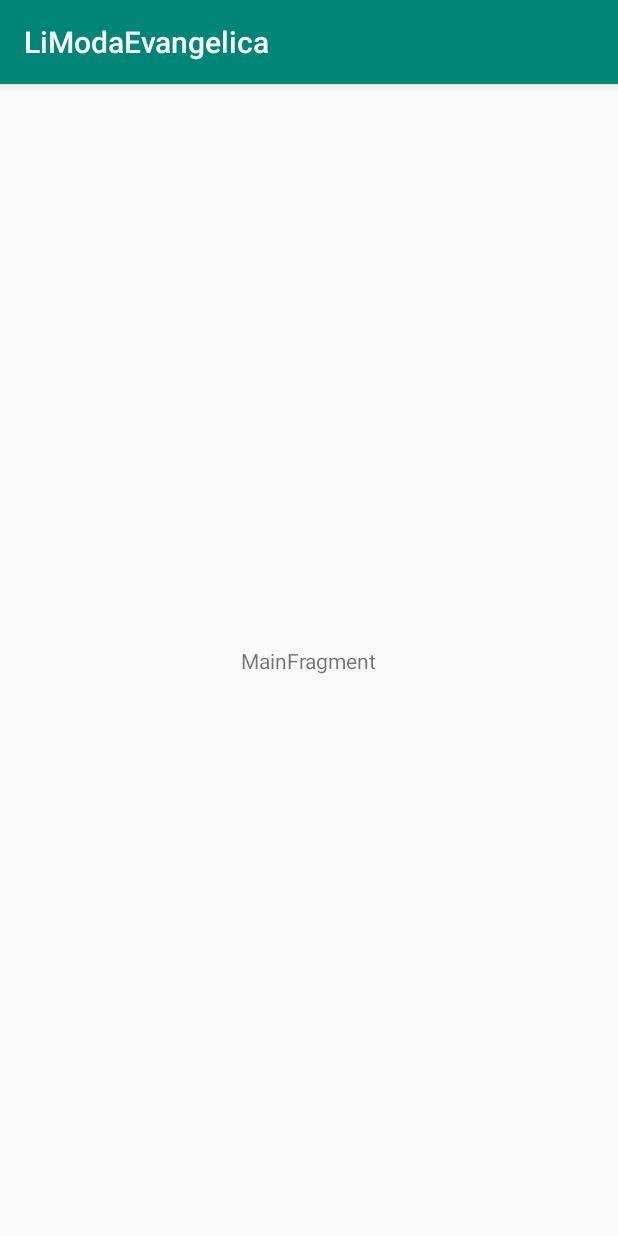
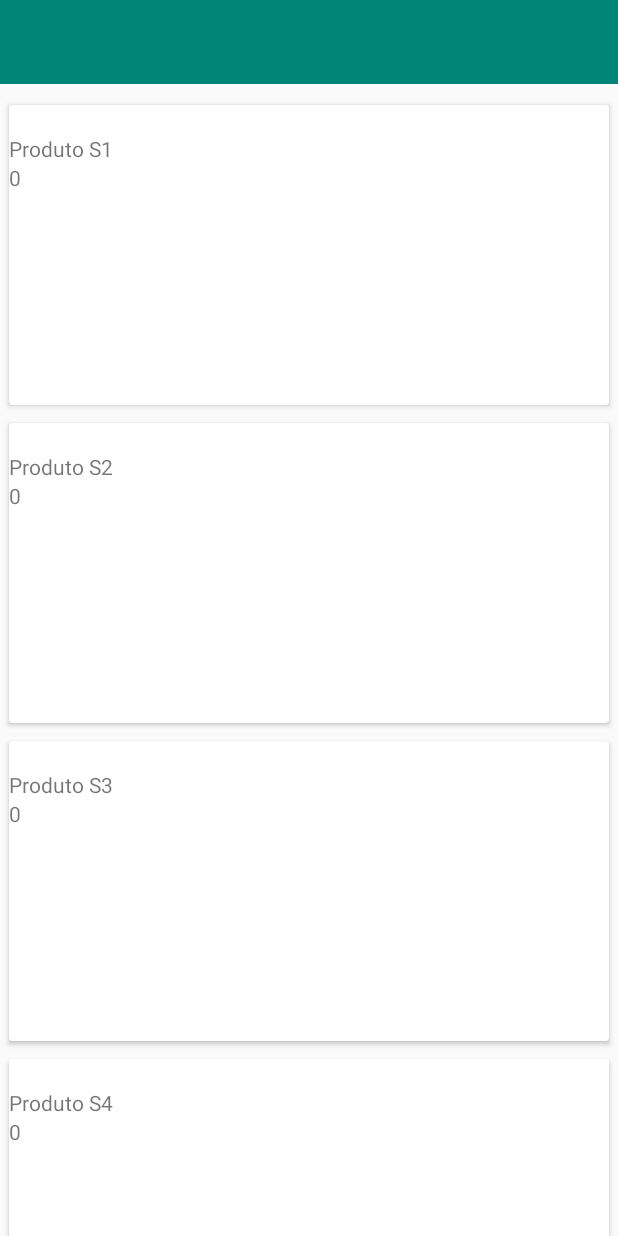
Before and after one commit to cledsonAlves/limodaevangelica, an Android app: the screen it shows after launch (MainActivity), on a phone screen of 412 x 824 dp. Run offline under Robolectric (Android 15) with nearby library versions, the phone set to English and light mode, and no system bars.

Commit message:
update with kotlin

```diff
--- a/app/build.gradle
+++ b/app/build.gradle
@@ -31,4 +31,7 @@ dependencies {
     testImplementation 'junit:junit:4.12'
     androidTestImplementation 'com.android.support.test:runner:1.0.2'
     androidTestImplementation 'com.android.support.test.espresso:espresso-core:3.0.2'
+    implementation 'com.android.support:recyclerview-v7:27.1.1'
+    implementation 'com.android.support:cardview-v7:27.1.1'
+    implementation 'com.squareup.picasso:picasso:2.5.2'
 }
--- a/app/src/main/java/br/com/limodaevangelica/MainActivity.kt
+++ b/app/src/main/java/br/com/limodaevangelica/MainActivity.kt
@@ -1,19 +1,43 @@
 package br.com.limodaevangelica
 
-import android.support.v7.app.AppCompatActivity
 import android.os.Bundle
-import br.com.limodaevangelica.ui.main.MainFragment
+import android.support.v7.widget.DefaultItemAnimator
+import android.support.v7.widget.LinearLayoutManager
+import br.com.limodaevangelica.activity.BaseActivity
+import br.com.limodaevangelica.adapter.ProdutoAdapter
+import br.com.limodaevangelica.domain.ProdutoService
+import br.com.limodaevangelica.extensions.toast
+import br.com.limodaevangelica.model.Produto
+import kotlinx.android.synthetic.main.main_activity.*
 
-class MainActivity : AppCompatActivity() {
+
+class MainActivity : BaseActivity() {
+    private var produtos = listOf<Produto>()
 
     override fun onCreate(savedInstanceState: Bundle?) {
         super.onCreate(savedInstanceState)
         setContentView(R.layout.main_activity)
-        if (savedInstanceState == null) {
-            supportFragmentManager.beginTransaction()
-                .replace(R.id.container, MainFragment.newInstance())
-                .commitNow()
-        }
+
+        // recyclerview
+        recylerView.layoutManager = LinearLayoutManager(context)
+        recylerView.itemAnimator = DefaultItemAnimator()
+        recylerView.setHasFixedSize(true)
+
+
+    }
+
+    override fun onResume() {
+        super.onResume()
+        taskProduto()
+    }
+
+    private fun taskProduto() {
+        //busca os produtos
+        this.produtos = ProdutoService.getProdutos(context)
+        recylerView.adapter = ProdutoAdapter(produtos,
+            { produto: Produto ->
+                toast("@clicou no produto ${produto.descricao}")
+            })
     }
 
 }
--- /dev/null
+++ b/app/src/main/java/br/com/limodaevangelica/activity/BaseActivity.kt
@@ -0,0 +1,8 @@
+package br.com.limodaevangelica.activity
+
+import android.content.Context
+import android.support.v7.app.AppCompatActivity
+
+open class BaseActivity: AppCompatActivity(){
+    protected  val context: Context get() = this
+}
--- /dev/null
+++ b/app/src/main/java/br/com/limodaevangelica/adapter/ProdutoAdapter.kt
@@ -0,0 +1,50 @@
+package br.com.limodaevangelica.adapter
+
+import android.support.v7.widget.RecyclerView
+import android.view.LayoutInflater
+import android.view.View
+import android.view.ViewGroup
+import android.widget.TextView
+import br.com.limodaevangelica.R
+import br.com.limodaevangelica.model.Produto
+import kotlinx.android.synthetic.main.adapter_produto.view.*
+
+
+class ProdutoAdapter(
+
+    val produto: List<Produto>,
+    val onClick: (Produto) -> Unit
+) :
+    RecyclerView.Adapter<ProdutoAdapter.ProdutosViewHolder>() {
+
+    // viewHolder com as views
+    class ProdutosViewHolder(view: View) : RecyclerView.ViewHolder(view) {
+        // views do layout
+        var tcodigo = view.findViewById<TextView>(R.id.codigo)
+        var tdescricao = view.findViewById<TextView>(R.id.descricao)
+        var tpreco = view.findViewById<TextView>(R.id.preco)
+        var cardView = view.findViewById<View>(R.id.card_view)
+
+    }
+
+    override fun getItemCount() = this.produto.size
+    override fun onCreateViewHolder(parent: ViewGroup, viewType: Int): ProdutosViewHolder {
+        val view = LayoutInflater.from(parent.context).inflate(R.layout.adapter_produto, parent, false)
+        val holder = ProdutosViewHolder(view)
+        return holder
+    }
+
+    override fun onBindViewHolder(holder: ProdutosViewHolder, position: Int) {
+        val produto = produto[position]
+        val view = holder.itemView
+
+         holder.tcodigo.text = ""
+         holder.tdescricao.text = produto.descricao
+         holder.tpreco.text =  Integer.toString(produto.codigo)
+
+
+
+        holder.itemView.setOnClickListener { onClick(produto) }
+    }
+
+}
--- /dev/null
+++ b/app/src/main/java/br/com/limodaevangelica/domain/ProdutoService.kt
@@ -0,0 +1,20 @@
+package br.com.limodaevangelica.domain
+
+import android.content.Context
+import br.com.limodaevangelica.model.Produto
+
+class ProdutoService{
+    companion  object{
+        fun getProdutos(context: Context): List<Produto>{
+            val produtos = mutableListOf<Produto>()
+            //
+            for (i in 1..20){
+                val p = Produto()
+                p.descricao = "Produto S${i}"
+                p.preco = 0.45
+                produtos.add(p)
+            }
+            return produtos
+        }
+    }
+}
--- /dev/null
+++ b/app/src/main/java/br/com/limodaevangelica/extensions/Estension.kt
@@ -0,0 +1,52 @@
+package br.com.limodaevangelica.extensions
+
+
+import android.app.Activity
+import android.support.annotation.IdRes
+import android.support.annotation.StringRes
+import android.support.v4.app.Fragment
+import android.support.v7.app.ActionBar
+import android.support.v7.app.AppCompatActivity
+import android.support.v7.widget.Toolbar
+import android.view.View
+import android.widget.Toast
+
+    // mostra um toast
+    fun Activity.toast(message: CharSequence, length: Int = Toast.LENGTH_SHORT) =
+        Toast.makeText(this, message, length).show()
+
+    fun Activity.toast(@StringRes message: Int, length: Int = Toast.LENGTH_SHORT) =
+        Toast.makeText(this, message, length).show()
+
+
+    // Configura o toolbar
+    fun AppCompatActivity.setupToolbar(
+        @IdRes id: Int, title: String? = null,
+        upNavigation: Boolean = false
+    ): ActionBar {
+        val toolbar = findViewById<Toolbar>(id)
+        setSupportActionBar(toolbar)
+        if (title != null) {
+            supportActionBar?.title = title
+        }
+        supportActionBar?.setDisplayHomeAsUpEnabled(upNavigation)
+        return supportActionBar!!
+    }
+
+    // Adciona o fragment ao layout
+    fun AppCompatActivity.addFragment(@IdRes layoutId: Int, fragment: Fragment){
+       fragment.arguments = intent.extras
+        val ft = supportFragmentManager.beginTransaction()
+        ft.add(layoutId, fragment)
+        ft.commit()
+    }
+
+// findViewById + setOnclickListener
+fun AppCompatActivity.onClick(@IdRes viewId: Int, onClick: (v: android.view.View?) -> Unit) {
+    val view = findViewById<View>(viewId)
+    view.setOnClickListener {
+        onClick(it)
+    }
+
+
+}
--- /dev/null
+++ b/app/src/main/java/br/com/limodaevangelica/model/Produto.kt
@@ -0,0 +1,17 @@
+package br.com.limodaevangelica.model
+
+class Produto() {
+
+    var codigo: Int = 0
+    var descricao: String = ""
+    var preco: Double = 0.0
+    var foto: String = ""
+
+    init {
+        this.codigo = 0
+        this.descricao = ""
+        this.preco = 0.0
+        this.foto = ""
+
+    }
+}
--- /dev/null
+++ b/app/src/main/java/br/com/limodaevangelica/ui/main/Automovel.kt
@@ -0,0 +1,5 @@
+package br.com.limodaevangelica.ui.main
+
+open class Automovel (){
+
+}
--- /dev/null
+++ b/app/src/main/java/br/com/limodaevangelica/ui/main/Carro.kt
@@ -0,0 +1,7 @@
+package br.com.limodaevangelica.ui.main
+
+class Carro : Automovel(){
+    var nome:String = "CLEDSON"
+    var modelo:Int = 2019
+
+}
--- /dev/null
+++ b/app/src/main/res/layout/adapter_produto.xml
@@ -0,0 +1,44 @@
+<?xml version="1.0" encoding="utf-8"?>
+<android.support.v7.widget.CardView
+        android:id="@+id/card_view"
+        xmlns:android="http://schemas.android.com/apk/res/android"
+        xmlns:app="http://schemas.android.com/apk/res-auto"
+        android:layout_width="match_parent"
+        android:layout_height="wrap_content"
+        android:layout_margin="6dp"
+        app:cardPreventCornerOverlap="false"
+        app:cardUseCompatPadding="false"
+        app:cardCornerRadius="2dp"
+        android:foreground="?attr/selectableItemBackground"
+
+>
+    <LinearLayout
+            android:layout_width="match_parent"
+            android:layout_height="200dp"
+            android:orientation="vertical">
+
+        <TextView
+            android:id="@+id/codigo"
+            android:layout_height="wrap_content"
+            android:layout_width="wrap_content"
+            android:text="11000"/>
+
+        <TextView
+                android:id="@+id/descricao"
+                android:layout_height="wrap_content"
+                android:layout_width="wrap_content"
+                android:text="SAIA JOYALY"/>
+
+        <TextView
+                android:id="@+id/preco"
+                android:layout_height="wrap_content"
+                android:layout_width="wrap_content"
+                android:text="R$ 129.90"/>
+
+
+    </LinearLayout>
+
+
+
+
+</android.support.v7.widget.CardView>
--- a/app/src/main/res/layout/main_activity.xml
+++ b/app/src/main/res/layout/main_activity.xml
@@ -1,8 +1,24 @@
 <?xml version="1.0" encoding="utf-8"?>
-<FrameLayout
+<android.support.constraint.ConstraintLayout
         xmlns:android="http://schemas.android.com/apk/res/android"
-        xmlns:tools="http://schemas.android.com/tools"
-        android:id="@+id/container"
+        xmlns:app="http://schemas.android.com/apk/res-auto" xmlns:tools="http://schemas.android.com/tools"
+        android:id="@+id/main"
         android:layout_width="match_parent"
         android:layout_height="match_parent"
-        tools:context=".MainActivity"/>
+        tools:context=".ui.main.MainFragment">
+
+    <include layout="@layout/toolbar" android:id="@+id/include">
+    </include>
+
+
+    <android.support.v7.widget.RecyclerView
+            android:layout_width="match_parent"
+            android:layout_height="wrap_content"
+            android:id="@+id/recylerView"
+
+
+            android:layout_marginTop="8dp" app:layout_constraintTop_toBottomOf="@+id/include">
+
+    </android.support.v7.widget.RecyclerView>
+
+</android.support.constraint.ConstraintLayout>
--- a/app/src/main/res/layout/main_fragment.xml
+++ b/app/src/main/res/layout/main_fragment.xml
@@ -7,6 +7,8 @@
         android:layout_width="match_parent"
         android:layout_height="match_parent"
         tools:context=".ui.main.MainFragment">
+
+    <include layout="@layout/toolbar"></include>
 
     <TextView
             android:id="@+id/message"
--- /dev/null
+++ b/app/src/main/res/layout/toolbar.xml
@@ -0,0 +1,11 @@
+<?xml version="1.0" encoding="utf-8"?>
+<LinearLayout xmlns:android="http://schemas.android.com/apk/res/android"
+              android:id="@+id/toolbar"
+              android:layout_width="match_parent"
+              android:layout_height="wrap_content"
+              android:background="?attr/colorPrimary"
+              android:minHeight="?attr/actionBarSize"
+              android:theme="@style/ThemeOverlay.AppCompat.Dark.ActionBar"
+              android:orientation="horizontal">
+
+</LinearLayout>
--- a/app/src/main/res/values/styles.xml
+++ b/app/src/main/res/values/styles.xml
@@ -1,7 +1,7 @@
 <resources>
 
     <!-- Base application theme. -->
-    <style name="AppTheme" parent="Theme.AppCompat.Light.DarkActionBar">
+    <style name="AppTheme" parent="Theme.AppCompat.Light.NoActionBar">
         <!-- Customize your theme here. -->
         <item name="colorPrimary">@color/colorPrimary</item>
         <item name="colorPrimaryDark">@color/colorPrimaryDark</item>
```
